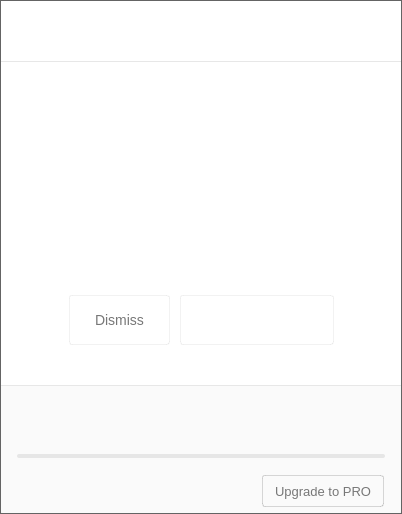
This is src/MEGASync/gui/linux/InfoDialog.ui in meganz/MEGAsync as Qt 5 draws it before an edit. The edited form follows.
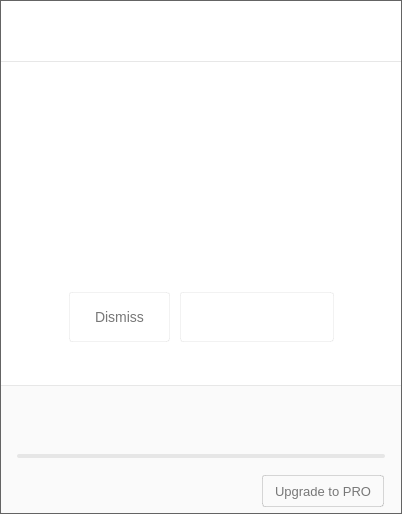
This is the edited form. Icons and pictures are not drawn. Custom widgets are drawn as their Qt base class.

What changed in the file:
```diff
--- a/src/MEGASync/gui/linux/InfoDialog.ui
+++ b/src/MEGASync/gui/linux/InfoDialog.ui
@@ -812,7 +812,7 @@
             </property>
             <layout class="QVBoxLayout" name="verticalLayout_2">
              <property name="spacing">
-              <number>23</number>
+              <number>18</number>
              </property>
              <property name="leftMargin">
               <number>20</number>
```
